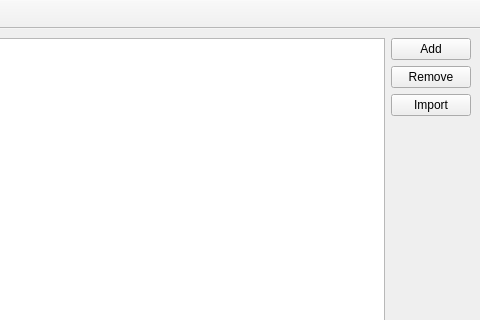
Old version of the form mainwindow.ui in the repository BLumia/pineapple-chapter-tool; both pictures show x 320 to 800 and y 0 to 320 of the 800 by 600 pixel window.
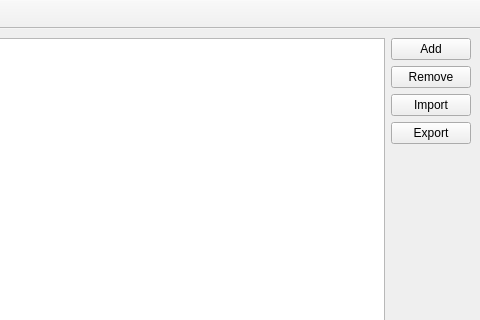
New version of the form. Custom widgets are drawn as their Qt base class.

Diff of the .ui file:
```diff
--- a/mainwindow.ui
+++ b/mainwindow.ui
@@ -53,6 +53,13 @@
           </property>
          </widget>
         </item>
+        <item>
+         <widget class="QPushButton" name="exportBtn">
+          <property name="text">
+           <string>Export</string>
+          </property>
+         </widget>
+        </item>
         <item>
          <spacer name="verticalSpacer">
           <property name="orientation">
```
